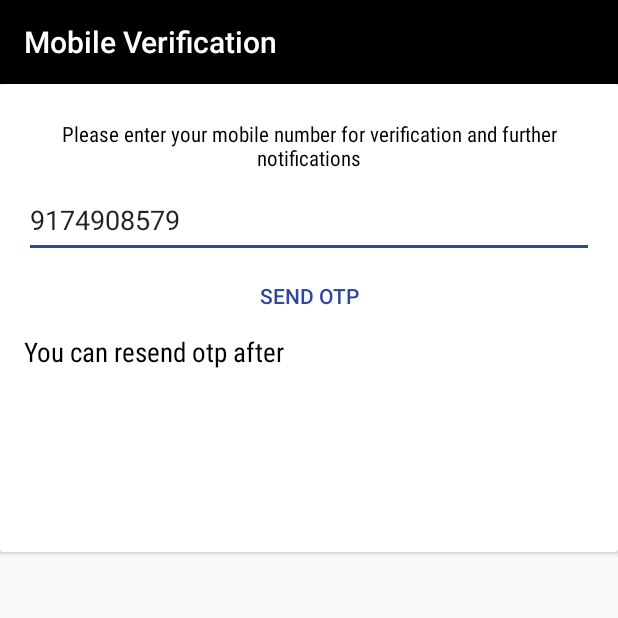
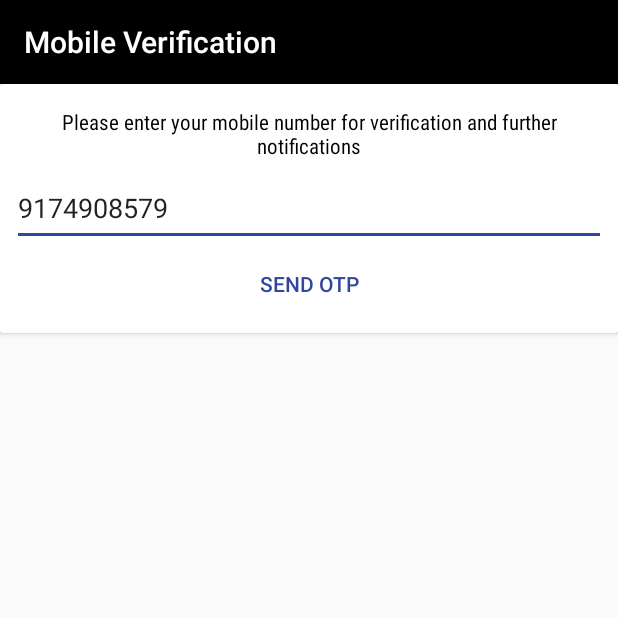
Before and after one commit to aditya999123/androidapp_ecell, an Android app: the SendOtp screen opened directly, with no data from a screen before it, on a phone screen of 412 x 824 dp, the top half of it. Run offline under Robolectric (Android 15) with nearby library versions, the phone set to English and light mode, and no system bars; 7 statements that could not run were skipped.

Commit message:
resend otp completed

```diff
--- a/app/src/main/java/app/startups/nitrr/ecell/ecellapp/send_otp/presenter/VerifyOtpPresenterImpl.java
+++ b/app/src/main/java/app/startups/nitrr/ecell/ecellapp/send_otp/presenter/VerifyOtpPresenterImpl.java
@@ -24,14 +24,17 @@
            @Override
            public void onSuccess(VerifyOtpData verifyOtpData) {
                sendOtpView.showMessage(verifyOtpData.getMessage());
+               if(verifyOtpData.isSuccess())
                sendOtpView.onOtpVerified(verifyOtpData);
+               else
+                   sendOtpView.onOtpFailed();
+               sendOtpView.showLoading(false);
            }
 
            @Override
            public void onFailed() {
                sendOtpView.showLoading(false);
                sendOtpView.showMessage("Failed");
-
            }
        });
     }
--- a/app/src/main/java/app/startups/nitrr/ecell/ecellapp/send_otp/view/SendOtpView.java
+++ b/app/src/main/java/app/startups/nitrr/ecell/ecellapp/send_otp/view/SendOtpView.java
@@ -11,6 +11,7 @@
     void showMessage(String message);
     void onOtpSent();
     void getIntents();
+    void onOtpFailed();
 
     void onOtpVerified(VerifyOtpData verifyOtpData);
 }
--- a/app/src/main/res/layout/activity_sms__verification.xml
+++ b/app/src/main/res/layout/activity_sms__verification.xml
@@ -4,7 +4,6 @@
     android:layout_width="match_parent"
     android:layout_height="match_parent"
     xmlns:app="http://schemas.android.com/apk/res-auto"
-    android:paddingBottom="@dimen/activity_vertical_margin"
     android:orientation="vertical"
     tools:context="app.startups.nitrr.ecell.ecellapp.send_otp.view.SendOtp">
     <android.support.v7.widget.Toolbar
@@ -18,19 +17,13 @@
     <android.support.v7.widget.CardView
         android:layout_width="match_parent"
         android:layout_height="wrap_content"
-        android:paddingRight="8dp"
-        android:paddingLeft="8dp"
-        android:paddingBottom="8dp"
-        android:paddingTop="8dp"
+        android:padding="16dp"
         >
         <LinearLayout
             android:layout_width="match_parent"
             android:layout_height="match_parent"
             android:orientation="vertical"
-            android:paddingBottom="16dp"
-            android:paddingTop="16dp"
-            android:paddingLeft="16dp"
-            android:paddingRight="16dp"
+            android:padding="8dp"
             >
             <TextView
                 android:layout_width="match_parent"
@@ -60,14 +53,15 @@
         android:textColor="@color/black"
         android:id="@+id/resend_timer"
         android:textSize="18dp"
-        android:text="You can resend otp after "
+        android:visibility="gone"
+
         />
     <EditText
         android:layout_width="fill_parent"
         android:layout_height="50dp"
         android:id="@+id/verify"
         android:hint="Enter otp"
-        android:visibility="invisible"
+        android:visibility="gone"
         />
     <Button
 
@@ -76,7 +70,7 @@
         android:gravity="center"
         android:text="Verify otp"
         android:id="@+id/btn1"
-        android:visibility="invisible"
+        android:visibility="gone"
         style="@style/Base.Widget.AppCompat.Button.Borderless.Colored"
 
 
```
Also changed, not shown: app/src/main/java/app/startups/nitrr/ecell/ecellapp/send_otp/view/SendOtp.java (+19 -9 lines).
